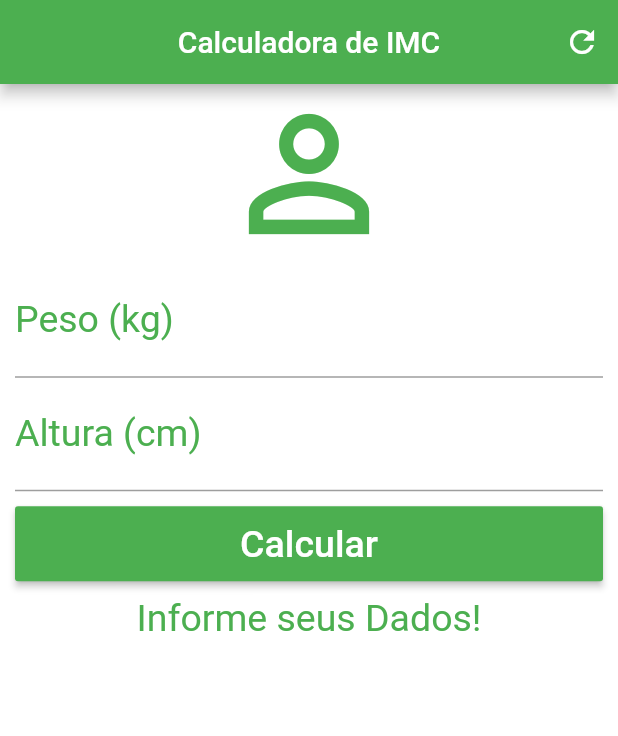
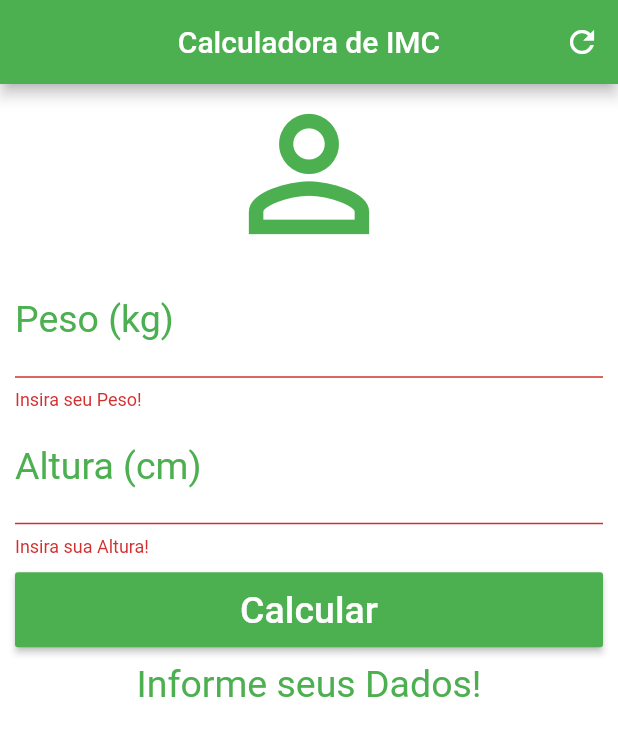
Before and after one commit to LucasMouraMacedo/calculadora_imc, a Flutter app: the screen it shows after launch, after a tap on "Calcular", on a phone screen of 412 x 824 dp. Shown: the top 736 px of the screen. Run offline on Flutter 3.47's test engine with Material 2 defaults, Android fonts, the phone set to English and light mode, and no system bars.

```diff
--- a/lib/main.dart
+++ b/lib/main.dart
@@ -16,33 +16,36 @@ class _HomeState extends State<Home> {
   TextEditingController weightController = TextEditingController();
   TextEditingController heightController = TextEditingController();
 
+  GlobalKey<FormState> _formKey = GlobalKey<FormState>();
+
   String _infoText = "Informe seus Dados!";
 
-  void _resetFields(){
+  void _resetFields() {
     setState(() {
       weightController.text = "";
       heightController.text = "";
       _infoText = "Informe seus Dados!";
+      _formKey = GlobalKey<FormState>();
     });
   }
 
-  void _calculate (){
+  void _calculate() {
     setState(() {
       double weight = double.parse(weightController.text);
       double height = double.parse(heightController.text) / 100;
       double imc = weight / (height * height);
       print(imc);
-      if(imc < 18.6){
+      if (imc < 18.6) {
         _infoText = "Abaixo do Peso (${imc.toStringAsPrecision(4)})";
-      }else if(imc >= 18.6 && imc < 24.9){
+      } else if (imc >= 18.6 && imc < 24.9) {
         _infoText = "Peso Ideal (${imc.toStringAsPrecision(4)})";
-      }else if(imc >= 24.9 && imc <29.9){
+      } else if (imc >= 24.9 && imc < 29.9) {
         _infoText = "Levemente Acima do Peso (${imc.toStringAsPrecision(4)})";
-      }else if(imc >= 29.9 && imc < 34.9){
+      } else if (imc >= 29.9 && imc < 34.9) {
         _infoText = "Obesidade Grau I (${imc.toStringAsPrecision(4)})";
-      }else if(imc >= 34.9 && imc < 39.9){
+      } else if (imc >= 34.9 && imc < 39.9) {
         _infoText = "Obesidade Grau II (${imc.toStringAsPrecision(4)})";
-      }else if(imc >= 40){
+      } else if (imc >= 40) {
         _infoText = "Obesidade Grau III (${imc.toStringAsPrecision(4)})";
       }
     });
@@ -65,11 +68,13 @@ class _HomeState extends State<Home> {
       backgroundColor: Colors.white,
       body: SingleChildScrollView(
         padding: EdgeInsets.fromLTRB(10.0, 0.0, 10.0, 0.0),
+        child: Form(
+          key: _formKey,
           child: Column(
             crossAxisAlignment: CrossAxisAlignment.stretch,
             children: <Widget>[
               Icon(Icons.person_outline, size: 120.0, color: Colors.green),
-            TextField(
+              TextFormField(
                 keyboardType: TextInputType.number,
                 decoration: InputDecoration(
                     labelText: "Peso (kg)",
@@ -77,8 +82,13 @@ class _HomeState extends State<Home> {
                 textAlign: TextAlign.center,
                 style: TextStyle(color: Colors.green, fontSize: 25.0),
                 controller: weightController,
+                validator: (value) {
+                  if(value.isEmpty){
+                    return "Insira seu Peso!";
+                  }
+                },
               ),
-            TextField(
+              TextFormField(
                 keyboardType: TextInputType.number,
                 decoration: InputDecoration(
                     labelText: "Altura (cm)",
@@ -86,13 +96,22 @@ class _HomeState extends State<Home> {
                 textAlign: TextAlign.center,
                 style: TextStyle(color: Colors.green, fontSize: 25.0),
                 controller: heightController,
+                validator: (value) {
+                  if(value.isEmpty){
+                    return "Insira sua Altura!";
+                  }
+                },
               ),
               Padding(
                 padding: EdgeInsets.only(top: 10.0, bottom: 10.0),
                 child: Container(
                   height: 50.0,
                   child: RaisedButton(
-                  onPressed: _calculate,
+                    onPressed: () {
+                      if(_formKey.currentState.validate()){
+                        _calculate();
+                      }
+                    },
                     child: Text(
                       "Calcular",
                       style: TextStyle(color: Colors.white, fontSize: 25.0),
@@ -107,6 +126,7 @@ class _HomeState extends State<Home> {
             ],
           ),
         ),
+      ),
     );
   }
 }
```
Lines whose indentation alone changed are shown as unchanged.
